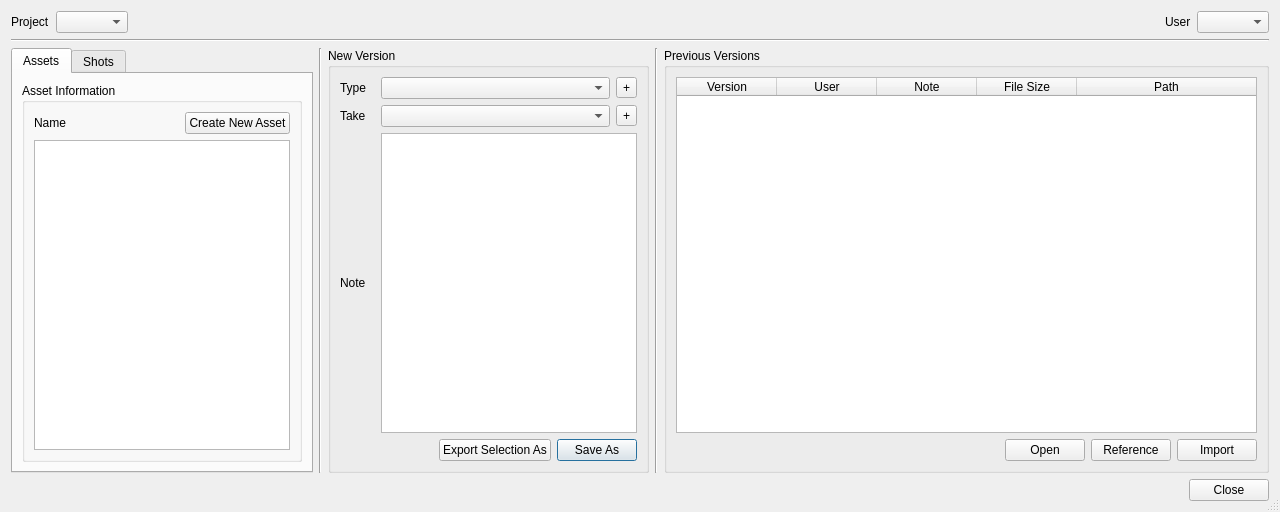
Above: oyProjectManager/ui/version_creator.ui from code-google-com/oyprojectmanager before the change. Below: the same form after it.
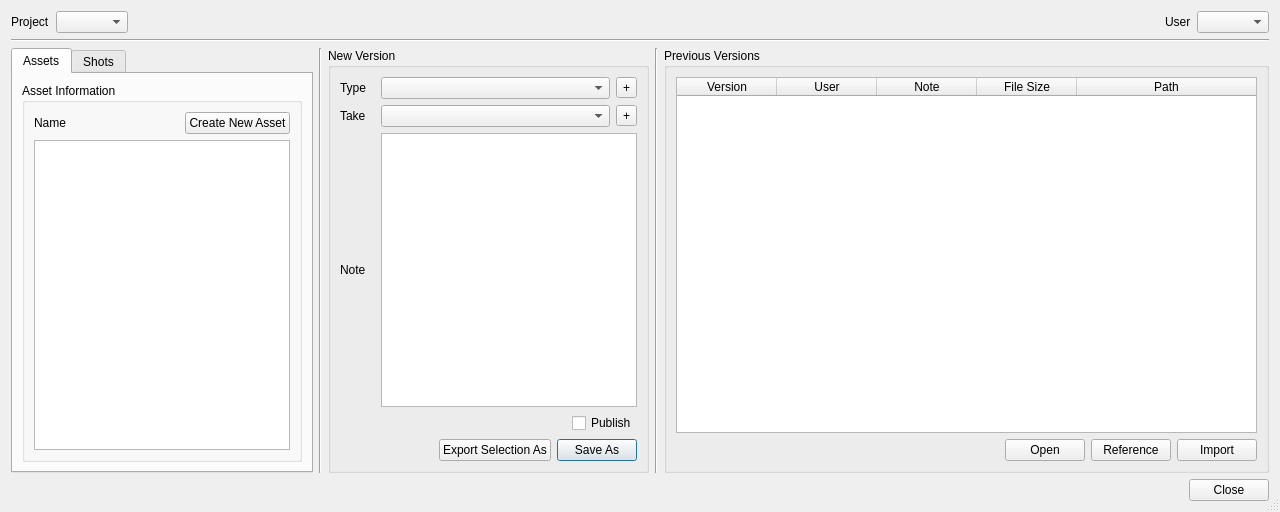
That is the form after the change.

Commit message: added support for "published versions" concept

Patch:
```diff
--- a/oyProjectManager/ui/version_creator.ui
+++ b/oyProjectManager/ui/version_creator.ui
@@ -400,6 +400,30 @@
              </item>
             </layout>
            </item>
+           <item>
+            <layout class="QHBoxLayout" name="horizontalLayout_7">
+             <item>
+              <spacer name="horizontalSpacer_8">
+               <property name="orientation">
+                <enum>Qt::Horizontal</enum>
+               </property>
+               <property name="sizeHint" stdset="0">
+                <size>
+                 <width>40</width>
+                 <height>20</height>
+                </size>
+               </property>
+              </spacer>
+             </item>
+             <item>
+              <widget class="QCheckBox" name="publish_checkBox">
+               <property name="text">
+                <string>Publish</string>
+               </property>
+              </widget>
+             </item>
+            </layout>
+           </item>
            <item>
             <layout class="QHBoxLayout" name="horizontalLayout_2">
              <item>
```
The commit also changes 14 other files.
